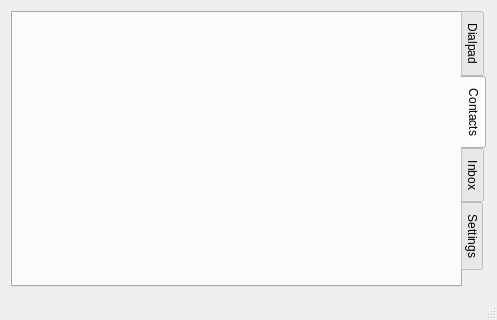
This is qgvdial/diablo/mainwindow.ui in shailesh83/qgvdial as Qt 5 draws it before an edit. The edited form follows.
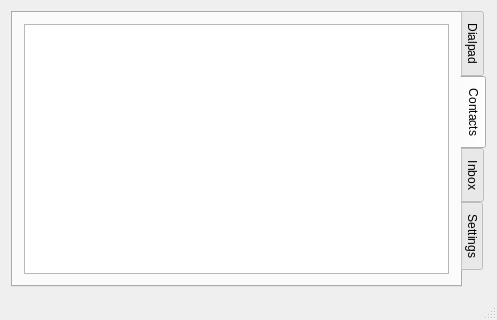
This is the edited form. The open tabs and pages were chosen to show the change.

Commit message: prepare to login to contacts api

```diff
--- a/qgvdial/diablo/mainwindow.ui
+++ b/qgvdial/diablo/mainwindow.ui
@@ -133,6 +133,11 @@
        <attribute name="title">
         <string>Contacts</string>
        </attribute>
+       <layout class="QHBoxLayout" name="horizontalLayout_2">
+        <item>
+         <widget class="QTreeView" name="contactsView"/>
+        </item>
+       </layout>
       </widget>
       <widget class="QWidget" name="inboxTab">
        <attribute name="title">
```
Left out of the diff: 8 changed lines with no effect on the pictures. The commit also changes 8 other files.
